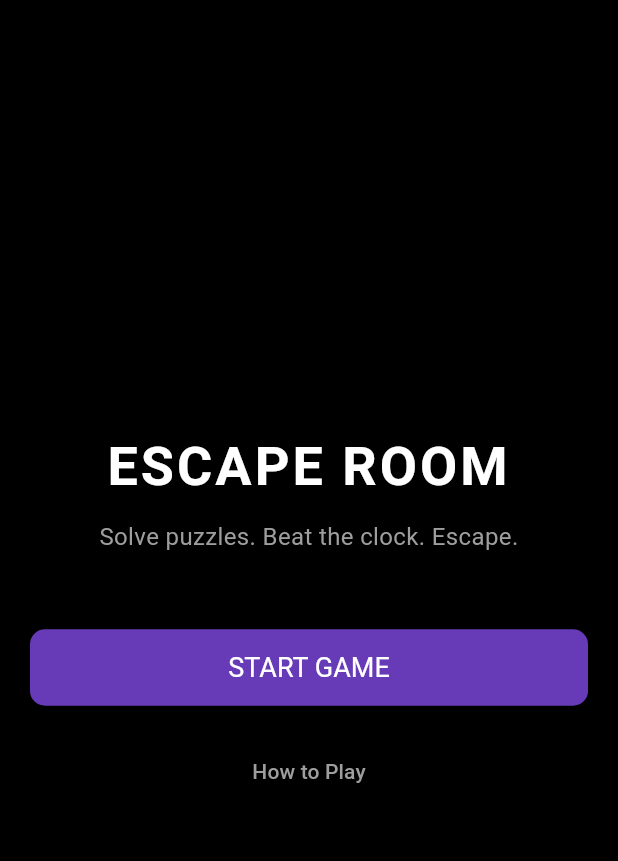
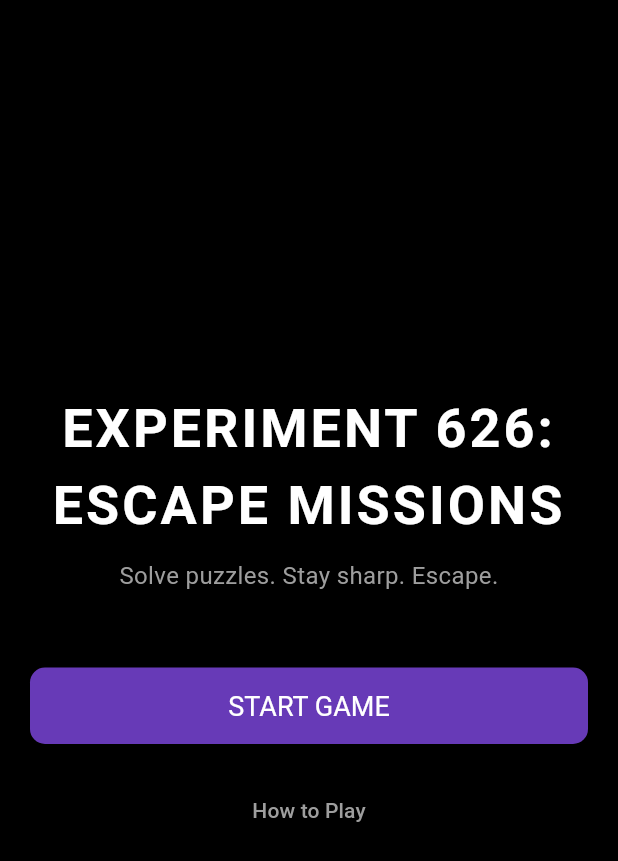
Before and after one commit to nabialavala/escaperoom_project, a Flutter app: the screen it shows after launch, on a phone screen of 412 x 824 dp. Shown: the top 861 px of the screen. Run offline on Flutter 3.47's test engine with Material 3 defaults, Android fonts, the phone set to English and light mode, and no system bars; our stand-ins replace shared_preferences, sqflite; accounts and stored records are empty.

Commit message:
Updated game name

```diff
--- a/lib/screens/home_screen.dart
+++ b/lib/screens/home_screen.dart
@@ -49,7 +49,7 @@ class HomeScreen extends StatelessWidget {
             children: [
 
               const Text(
-                "ESCAPE ROOM",
+                "EXPERIMENT 626: ESCAPE MISSIONS",
                 textAlign: TextAlign.center,
                 style: TextStyle(
                   fontSize: 36,
@@ -63,7 +63,7 @@ class HomeScreen extends StatelessWidget {
 
 
               const Text(
-                "Solve puzzles. Beat the clock. Escape.",
+                "Solve puzzles. Stay sharp. Escape.",
                 textAlign: TextAlign.center,
                 style: TextStyle(
                   fontSize: 16,
```
